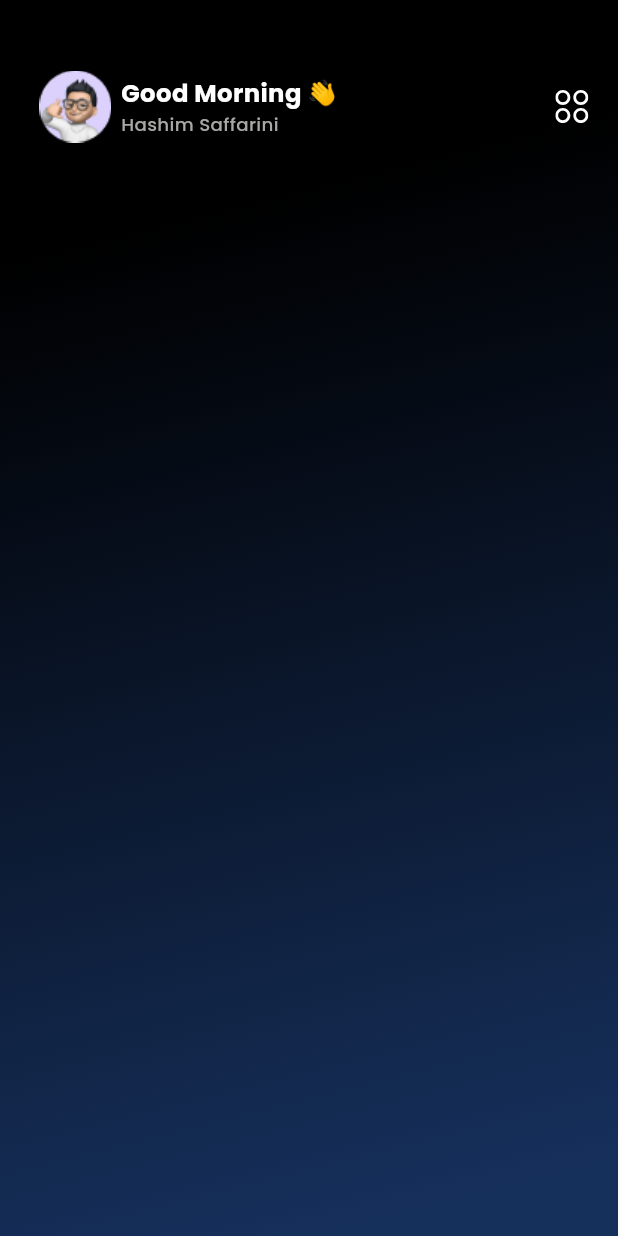
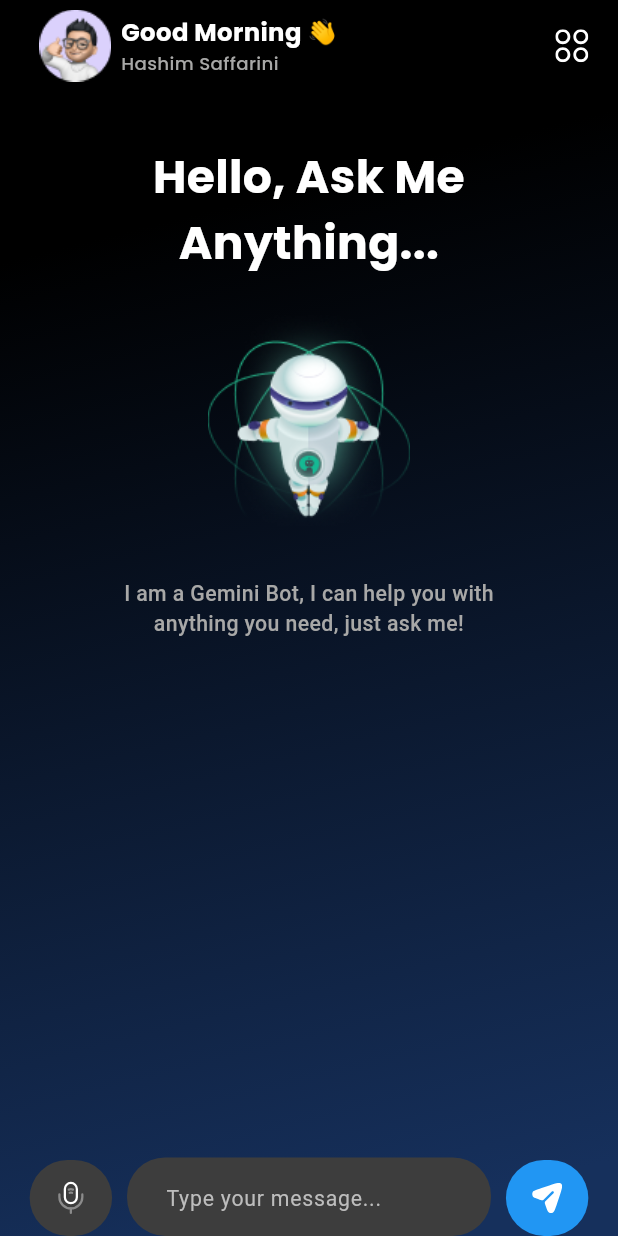
Before and after one commit to hashimsaffarini/Gemini_Bot, a Flutter app: the screen it shows after launch, on a phone screen of 412 x 824 dp. Run offline on Flutter 3.47's test engine with Material 3 defaults, Android fonts, the light colour scheme and no system bars; our stand-ins replace flutter_screenutil, flutter_svg, google_fonts.

Commit message:
finish ui of the app

```diff
--- /dev/null
+++ b/devtools_options.yaml
@@ -0,0 +1,3 @@
+description: This file stores settings for Dart & Flutter DevTools.
+documentation: https://docs.flutter.dev/tools/devtools/extensions#configure-extension-enablement-states
+extensions:
--- a/lib/features/home/ui/home_screen.dart
+++ b/lib/features/home/ui/home_screen.dart
@@ -1,6 +1,8 @@
 import 'package:flutter/material.dart';
 import 'package:flutter_screenutil/flutter_screenutil.dart';
 import 'package:gemeni_bot/features/home/ui/widgets/custom_app_bar.dart';
+import 'package:gemeni_bot/features/home/ui/widgets/home_screen_actions.dart';
+import 'package:gemeni_bot/features/home/ui/widgets/home_screen_body.dart';
 
 class HomeScreen extends StatelessWidget {
   const HomeScreen({super.key});
@@ -22,12 +24,23 @@ class HomeScreen extends StatelessWidget {
             end: Alignment.bottomCenter,
           ),
         ),
-        child: Padding(
-          padding: EdgeInsets.symmetric(horizontal: 18.w, vertical: 40.h),
-          child: const Column(
-            children: [
-              CustomAppBar(),
-            ],
+        child: SafeArea(
+          child: Padding(
+            padding: EdgeInsets.only(right: 18.w, left: 18.w),
+            child: const Column(
+              children: [
+                CustomAppBar(),
+                Expanded(
+                  child: Column(
+                    mainAxisAlignment: MainAxisAlignment.spaceBetween,
+                    children: [
+                      HomeScreenBody(),
+                      HomeScreenActions(),
+                    ],
+                  ),
+                ),
+              ],
+            ),
           ),
         ),
       ),
--- a/lib/features/home/ui/widgets/custom_app_bar.dart
+++ b/lib/features/home/ui/widgets/custom_app_bar.dart
@@ -3,18 +3,80 @@ import 'package:flutter_screenutil/flutter_screenutil.dart';
 import 'package:flutter_svg/svg.dart';
 import 'package:google_fonts/google_fonts.dart';
 
-class CustomAppBar extends StatelessWidget {
+class CustomAppBar extends StatefulWidget {
   const CustomAppBar({super.key});
+
+  @override
+  CustomAppBarState createState() => CustomAppBarState();
+}
+
+class CustomAppBarState extends State<CustomAppBar>
+    with SingleTickerProviderStateMixin {
+  late AnimationController _controller;
+  late Animation<Offset> _textAnimation;
+  late Animation<Offset> _svgAnimation;
+  late Animation<Offset> _imageAnimation;
+
+  @override
+  void initState() {
+    super.initState();
+
+    animationAppBar();
+  }
+
+  void animationAppBar() {
+    _controller = AnimationController(
+      vsync: this,
+      duration: const Duration(milliseconds: 1500),
+    );
+
+    _textAnimation = Tween<Offset>(
+      begin: const Offset(0, -1),
+      end: Offset.zero,
+    ).animate(CurvedAnimation(
+      parent: _controller,
+      curve: Curves.easeInOut,
+    ));
+
+    _svgAnimation = Tween<Offset>(
+      begin: const Offset(1, 0),
+      end: Offset.zero,
+    ).animate(CurvedAnimation(
+      parent: _controller,
+      curve: Curves.easeInOut,
+    ));
+
+    _imageAnimation = Tween<Offset>(
+      begin: const Offset(-1, 0),
+      end: Offset.zero,
+    ).animate(CurvedAnimation(
+      parent: _controller,
+      curve: Curves.easeInOut,
+    ));
+
+    _controller.forward();
+  }
+
+  @override
+  void dispose() {
+    _controller.dispose();
+    super.dispose();
+  }
 
   @override
   Widget build(BuildContext context) {
     return Row(
       children: [
-        Image.asset(
+        SlideTransition(
+          position: _imageAnimation,
+          child: Image.asset(
             'assets/images/memoji.png',
             height: 60.h,
           ),
-        Column(
+        ),
+        SlideTransition(
+          position: _textAnimation,
+          child: Column(
             crossAxisAlignment: CrossAxisAlignment.start,
             children: [
               Text(
@@ -35,10 +97,14 @@ class CustomAppBar extends StatelessWidget {
               ),
             ],
           ),
+        ),
         const Spacer(),
-        InkWell(
+        SlideTransition(
+          position: _svgAnimation,
+          child: InkWell(
             child: SvgPicture.asset(
               'assets/svgs/Shape.svg',
+            ),
           ),
         )
       ],
--- /dev/null
+++ b/lib/features/home/ui/widgets/home_screen_actions.dart
@@ -0,0 +1,56 @@
+import 'package:flutter/material.dart';
+import 'package:flutter_screenutil/flutter_screenutil.dart';
+import 'package:flutter_svg/svg.dart';
+import 'package:gemeni_bot/features/home/ui/widgets/typing_text_form.dart';
+
+class HomeScreenActions extends StatelessWidget {
+  const HomeScreenActions({super.key});
+
+  @override
+  Widget build(BuildContext context) {
+    return SafeArea(
+      child: Row(
+        crossAxisAlignment: CrossAxisAlignment.end,
+        children: [
+          Container(
+            height: 50.h,
+            width: 50.w,
+            decoration: BoxDecoration(
+              color: const Color(0xff3D3D3D),
+              borderRadius: BorderRadius.circular(25.r),
+            ),
+            child: SvgPicture.asset(
+              'assets/svgs/micro.svg',
+              fit: BoxFit.scaleDown,
+              colorFilter: const ColorFilter.mode(
+                Colors.white,
+                BlendMode.srcIn,
+              ),
+            ),
+          ),
+          const SizedBox(width: 10),
+          const Flexible(
+            child: TypingTextForm(),
+          ),
+          const SizedBox(width: 10),
+          Container(
+            height: 50.h,
+            width: 50.w,
+            decoration: BoxDecoration(
+              color: Colors.blue,
+              borderRadius: BorderRadius.circular(25.r),
+            ),
+            child: SvgPicture.asset(
+              'assets/svgs/send.svg',
+              fit: BoxFit.scaleDown,
+              colorFilter: const ColorFilter.mode(
+                Colors.white,
+                BlendMode.srcIn,
+              ),
+            ),
+          ),
+        ],
+      ),
+    );
+  }
+}
--- /dev/null
+++ b/lib/features/home/ui/widgets/home_screen_body.dart
@@ -0,0 +1,39 @@
+import 'package:flutter/material.dart';
+import 'package:flutter_screenutil/flutter_screenutil.dart';
+import 'package:google_fonts/google_fonts.dart';
+
+class HomeScreenBody extends StatelessWidget {
+  const HomeScreenBody({super.key});
+
+  @override
+  Widget build(BuildContext context) {
+    return Column(
+      children: [
+        const SizedBox(height: 36),
+        Text(
+          'Hello, Ask Me\nAnything...',
+          style: GoogleFonts.poppins(
+            color: Colors.white,
+            fontSize: 30.sp,
+            fontWeight: FontWeight.bold,
+          ),
+          textAlign: TextAlign.center,
+        ),
+        const SizedBox(height: 20),
+        Image.asset(
+          'assets/images/Frame.png',
+        ),
+        const SizedBox(height: 20),
+        Text(
+          'I am a Gemini Bot, I can help you with\nanything you need, just ask me!',
+          textAlign: TextAlign.center,
+          style: TextStyle(
+            color: const Color(0xffA8A8A7),
+            fontSize: 14.sp,
+            fontWeight: FontWeight.w500,
+          ),
+        ),
+      ],
+    );
+  }
+}
--- /dev/null
+++ b/lib/features/home/ui/widgets/typing_text_form.dart
@@ -0,0 +1,35 @@
+import 'package:flutter/material.dart';
+import 'package:flutter_screenutil/flutter_screenutil.dart';
+
+class TypingTextForm extends StatelessWidget {
+  const TypingTextForm({
+    super.key,
+  });
+
+  @override
+  Widget build(BuildContext context) {
+    return Form(
+      child: TextField(
+        maxLines: null,
+        decoration: InputDecoration(
+          filled: true,
+          fillColor: const Color(0xff3D3D3D),
+          hintText: 'Type your message...',
+          hintStyle: TextStyle(
+            color: Colors.grey[400],
+            fontSize: 14.sp,
+          ),
+          border: OutlineInputBorder(
+            borderRadius: BorderRadius.circular(25.r),
+            borderSide: BorderSide.none,
+          ),
+          contentPadding: EdgeInsets.symmetric(
+            horizontal: 20.w,
+            vertical: 14.h,
+          ),
+        ),
+        style: const TextStyle(color: Colors.white),
+      ),
+    );
+  }
+}
--- a/lib/gemini_app.dart
+++ b/lib/gemini_app.dart
@@ -7,13 +7,20 @@ class GeminiApp extends StatelessWidget {
 
   @override
   Widget build(BuildContext context) {
-    return const ScreenUtilInit(
-      designSize: Size(375, 812),
+    return ScreenUtilInit(
+      designSize: const Size(375, 812),
       minTextAdapt: true,
       child: MaterialApp(
         title: 'Gemini App',
+        theme: ThemeData(
+          textSelectionTheme: const TextSelectionThemeData(
+            cursorColor: Colors.white,
+            selectionColor: Colors.grey,
+            selectionHandleColor: Colors.white,
+          ),
+        ),
         debugShowCheckedModeBanner: false,
-        home: HomeScreen(),
+        home: const HomeScreen(),
       ),
     );
   }
--- a/lib/main.dart
+++ b/lib/main.dart
@@ -1,6 +1,7 @@
 import 'package:flutter/material.dart';
 import 'package:gemeni_bot/gemini_app.dart';
 
-void main() {
+Future<void> main() async {
+  WidgetsFlutterBinding.ensureInitialized();
   runApp(const GeminiApp());
 }
--- a/pubspec.yaml
+++ b/pubspec.yaml
@@ -42,6 +42,8 @@ dependencies:
   google_fonts: ^6.2.1
   json_annotation: ^4.9.0
   json_serializable: ^6.8.0
+  path_provider: ^2.1.4
+  path_provider_android: ^2.2.10
   pretty_dio_logger: ^1.4.0
   retrofit: ^4.4.1
   retrofit_generator: ^9.1.1
```
Also changed, not shown: assets/images/Frame.png (added), assets/images/chat_gpt.png (added), assets/svgs/micro.svg (added), assets/svgs/send.svg (added), pubspec.lock, 3 other files. Lines whose indentation alone changed are shown as unchanged.
